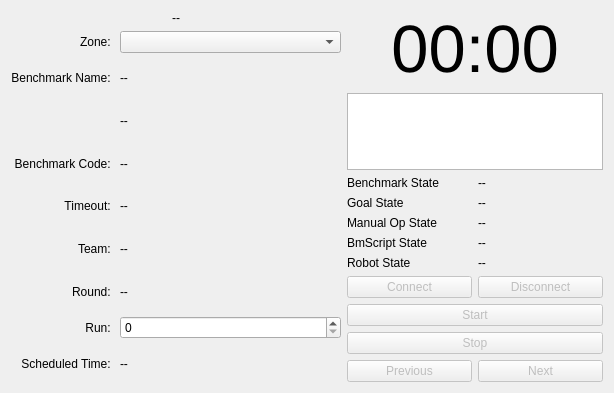
This is rsbb_refbox/src/rqt_roah_rsbb/benchmark_control.ui in Enri2077/rsbb as Qt 5 draws it before an edit. The edited form follows.
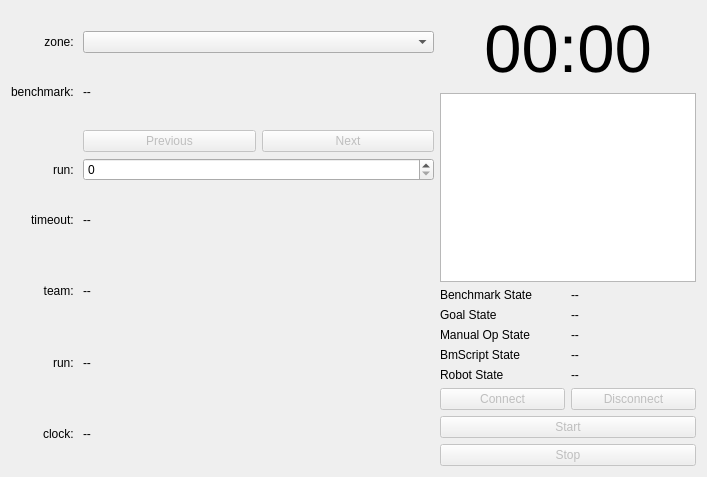
This is the edited form.

Commit message: reorganised interface, added schedule generator from teams list and benchmark list, etc

```diff
--- a/rsbb_refbox/src/rqt_roah_rsbb/benchmark_control.ui
+++ b/rsbb_refbox/src/rqt_roah_rsbb/benchmark_control.ui
@@ -6,61 +6,56 @@
    <rect>
     <x>0</x>
     <y>0</y>
-    <width>614</width>
-    <height>393</height>
+    <width>707</width>
+    <height>477</height>
    </rect>
   </property>
+  <property name="sizePolicy">
+   <sizepolicy hsizetype="Preferred" vsizetype="Expanding">
+    <horstretch>0</horstretch>
+    <verstretch>0</verstretch>
+   </sizepolicy>
+  </property>
   <property name="windowTitle">
    <string>Benchmark Control</string>
   </property>
   <layout class="QHBoxLayout" name="horizontalLayout">
    <item>
-    <layout class="QVBoxLayout" name="verticalLayout" stretch="0,1">
+    <layout class="QVBoxLayout" name="verticalLayout" stretch="0">
      <item>
-      <widget class="QLabel" name="clock">
-       <property name="text">
-        <string>--</string>
-       </property>
-       <property name="alignment">
-        <set>Qt::AlignCenter</set>
-       </property>
-      </widget>
-     </item>
-     <item>
-      <layout class="QGridLayout" name="gridLayout" columnstretch="0,1">
-       <item row="3" column="0">
-        <widget class="QLabel" name="label_3">
-         <property name="sizePolicy">
-          <sizepolicy hsizetype="Preferred" vsizetype="Preferred">
-           <horstretch>0</horstretch>
-           <verstretch>0</verstretch>
-          </sizepolicy>
-         </property>
+      <layout class="QGridLayout" name="gridLayout" columnstretch="0,0">
+       <item row="7" column="1">
+        <layout class="QHBoxLayout" name="horizontalLayout_2">
+         <item>
+          <widget class="QPushButton" name="previous">
+           <property name="enabled">
+            <bool>false</bool>
+           </property>
+           <property name="text">
+            <string>Previous</string>
+           </property>
+          </widget>
+         </item>
+         <item>
+          <widget class="QPushButton" name="next">
+           <property name="enabled">
+            <bool>false</bool>
+           </property>
+           <property name="text">
+            <string>Next</string>
+           </property>
+          </widget>
+         </item>
+        </layout>
+       </item>
+       <item row="3" column="1">
+        <widget class="QLabel" name="desc">
          <property name="text">
-          <string>Benchmark Name: </string>
-         </property>
-         <property name="alignment">
-          <set>Qt::AlignRight|Qt::AlignTrailing|Qt::AlignVCenter</set>
+          <string>--</string>
          </property>
         </widget>
        </item>
        <item row="8" column="0">
-        <widget class="QLabel" name="label_8">
-         <property name="sizePolicy">
-          <sizepolicy hsizetype="Preferred" vsizetype="Preferred">
-           <horstretch>0</horstretch>
-           <verstretch>0</verstretch>
-          </sizepolicy>
-         </property>
-         <property name="text">
-          <string>Round: </string>
-         </property>
-         <property name="alignment">
-          <set>Qt::AlignRight|Qt::AlignTrailing|Qt::AlignVCenter</set>
-         </property>
-        </widget>
-       </item>
-       <item row="10" column="0">
         <widget class="QLabel" name="label_9">
          <property name="sizePolicy">
           <sizepolicy hsizetype="Preferred" vsizetype="Preferred">
@@ -69,15 +64,25 @@
           </sizepolicy>
          </property>
          <property name="text">
-          <string>Run: </string>
+          <string>run: </string>
          </property>
          <property name="alignment">
           <set>Qt::AlignRight|Qt::AlignTrailing|Qt::AlignVCenter</set>
          </property>
         </widget>
        </item>
-       <item row="11" column="0">
-        <widget class="QLabel" name="label_10">
+       <item row="2" column="0">
+        <widget class="QLabel" name="label">
+         <property name="text">
+          <string>zone: </string>
+         </property>
+         <property name="alignment">
+          <set>Qt::AlignRight|Qt::AlignTrailing|Qt::AlignVCenter</set>
+         </property>
+        </widget>
+       </item>
+       <item row="12" column="0">
+        <widget class="QLabel" name="selected_run_label">
          <property name="sizePolicy">
           <sizepolicy hsizetype="Preferred" vsizetype="Preferred">
            <horstretch>0</horstretch>
@@ -85,14 +90,14 @@
           </sizepolicy>
          </property>
          <property name="text">
-          <string>Scheduled Time: </string>
+          <string>run: </string>
          </property>
          <property name="alignment">
           <set>Qt::AlignRight|Qt::AlignTrailing|Qt::AlignVCenter</set>
          </property>
         </widget>
        </item>
-       <item row="6" column="0">
+       <item row="9" column="0">
         <widget class="QLabel" name="label_6">
          <property name="sizePolicy">
           <sizepolicy hsizetype="Preferred" vsizetype="Preferred">
@@ -101,46 +106,14 @@
           </sizepolicy>
          </property>
          <property name="text">
-          <string>Timeout: </string>
+          <string>timeout: </string>
          </property>
          <property name="alignment">
           <set>Qt::AlignRight|Qt::AlignTrailing|Qt::AlignVCenter</set>
          </property>
         </widget>
        </item>
-       <item row="4" column="0">
-        <widget class="QLabel" name="label_4">
-         <property name="sizePolicy">
-          <sizepolicy hsizetype="Preferred" vsizetype="Preferred">
-           <horstretch>0</horstretch>
-           <verstretch>0</verstretch>
-          </sizepolicy>
-         </property>
-         <property name="text">
-          <string/>
-         </property>
-         <property name="alignment">
-          <set>Qt::AlignRight|Qt::AlignTrailing|Qt::AlignVCenter</set>
-         </property>
-        </widget>
-       </item>
-       <item row="5" column="0">
-        <widget class="QLabel" name="label_5">
-         <property name="sizePolicy">
-          <sizepolicy hsizetype="Preferred" vsizetype="Preferred">
-           <horstretch>0</horstretch>
-           <verstretch>0</verstretch>
-          </sizepolicy>
-         </property>
-         <property name="text">
-          <string>Benchmark Code: </string>
-         </property>
-         <property name="alignment">
-          <set>Qt::AlignRight|Qt::AlignTrailing|Qt::AlignVCenter</set>
-         </property>
-        </widget>
-       </item>
-       <item row="7" column="0">
+       <item row="10" column="0">
         <widget class="QLabel" name="label_7">
          <property name="sizePolicy">
           <sizepolicy hsizetype="Preferred" vsizetype="Preferred">
@@ -149,84 +122,104 @@
           </sizepolicy>
          </property>
          <property name="text">
-          <string>Team: </string>
+          <string>team: </string>
          </property>
          <property name="alignment">
           <set>Qt::AlignRight|Qt::AlignTrailing|Qt::AlignVCenter</set>
          </property>
         </widget>
        </item>
-       <item row="3" column="1">
-        <widget class="QLabel" name="name">
-         <property name="text">
-          <string>--</string>
-         </property>
-        </widget>
-       </item>
-       <item row="4" column="1">
-        <widget class="QLabel" name="desc">
-         <property name="text">
-          <string>--</string>
-         </property>
-        </widget>
-       </item>
-       <item row="5" column="1">
-        <widget class="QLabel" name="code">
-         <property name="text">
-          <string>--</string>
-         </property>
-        </widget>
-       </item>
-       <item row="6" column="1">
+       <item row="9" column="1">
         <widget class="QLabel" name="timeout">
          <property name="text">
           <string>--</string>
          </property>
         </widget>
        </item>
-       <item row="7" column="1">
+       <item row="10" column="1">
         <widget class="QLabel" name="team">
          <property name="text">
           <string>--</string>
          </property>
         </widget>
        </item>
-       <item row="8" column="1">
+       <item row="12" column="1">
         <widget class="QLabel" name="round">
          <property name="text">
           <string>--</string>
          </property>
         </widget>
        </item>
-       <item row="11" column="1">
-        <widget class="QLabel" name="sched">
-         <property name="text">
-          <string>--</string>
-         </property>
-        </widget>
-       </item>
-       <item row="2" column="0">
-        <widget class="QLabel" name="label">
-         <property name="text">
-          <string>Zone: </string>
-         </property>
-         <property name="alignment">
-          <set>Qt::AlignRight|Qt::AlignTrailing|Qt::AlignVCenter</set>
-         </property>
-        </widget>
-       </item>
        <item row="2" column="1">
         <widget class="QComboBox" name="zone"/>
        </item>
-       <item row="10" column="1">
+       <item row="8" column="1">
         <widget class="QSpinBox" name="run_selector"/>
        </item>
+       <item row="3" column="0">
+        <widget class="QLabel" name="benchmark_label">
+         <property name="sizePolicy">
+          <sizepolicy hsizetype="Preferred" vsizetype="Preferred">
+           <horstretch>0</horstretch>
+           <verstretch>0</verstretch>
+          </sizepolicy>
+         </property>
+         <property name="text">
+          <string>benchmark: </string>
+         </property>
+         <property name="alignment">
+          <set>Qt::AlignRight|Qt::AlignTrailing|Qt::AlignVCenter</set>
+         </property>
+        </widget>
+       </item>
+       <item row="0" column="1">
+        <spacer name="horizontalSpacer_2">
+         <property name="orientation">
+          <enum>Qt::Horizontal</enum>
+         </property>
+         <property name="sizeType">
+          <enum>QSizePolicy::Expanding</enum>
+         </property>
+         <property name="sizeHint" stdset="0">
+          <size>
+           <width>40</width>
+           <height>20</height>
+          </size>
+         </property>
+        </spacer>
+       </item>
+       <item row="13" column="0">
+        <widget class="QLabel" name="cloack_label">
+         <property name="text">
+          <string>clock: </string>
+         </property>
+         <property name="alignment">
+          <set>Qt::AlignRight|Qt::AlignTrailing|Qt::AlignVCenter</set>
+         </property>
+        </widget>
+       </item>
+       <item row="13" column="1">
+        <widget class="QLabel" name="clock">
+         <property name="sizePolicy">
+          <sizepolicy hsizetype="Preferred" vsizetype="Minimum">
+           <horstretch>0</horstretch>
+           <verstretch>0</verstretch>
+          </sizepolicy>
+         </property>
+         <property name="text">
+          <string>--</string>
+         </property>
+         <property name="alignment">
+          <set>Qt::AlignLeading|Qt::AlignLeft|Qt::AlignVCenter</set>
+         </property>
+        </widget>
+       </item>
       </layout>
      </item>
     </layout>
    </item>
    <item>
-    <layout class="QVBoxLayout" name="verticalLayout_2" stretch="0,1,0,0,0,0,0,0,0,0,0">
+    <layout class="QVBoxLayout" name="verticalLayout_2" stretch="0,1,0,0,0,0,0,0,0,0">
      <item>
       <widget class="QLabel" name="timer">
        <property name="font">
@@ -245,7 +238,7 @@
      <item>
       <widget class="QPlainTextEdit" name="state">
        <property name="sizePolicy">
-        <sizepolicy hsizetype="Preferred" vsizetype="Expanding">
+        <sizepolicy hsizetype="Preferred" vsizetype="Maximum">
          <horstretch>0</horstretch>
          <verstretch>0</verstretch>
         </sizepolicy>
@@ -419,30 +412,6 @@
        </property>
       </widget>
      </item>
-     <item>
-      <layout class="QHBoxLayout" name="horizontalLayout_2">
-       <item>
-        <widget class="QPushButton" name="previous">
-         <property name="enabled">
-          <bool>false</bool>
-         </property>
-         <property name="text">
-          <string>Previous</string>
-         </property>
-        </widget>
-       </item>
-       <item>
-        <widget class="QPushButton" name="next">
-         <property name="enabled">
-          <bool>false</bool>
-         </property>
-         <property name="text">
-          <string>Next</string>
-         </property>
-        </widget>
-       </item>
-      </layout>
-     </item>
     </layout>
    </item>
   </layout>
```
The commit also changes 16 other files.
